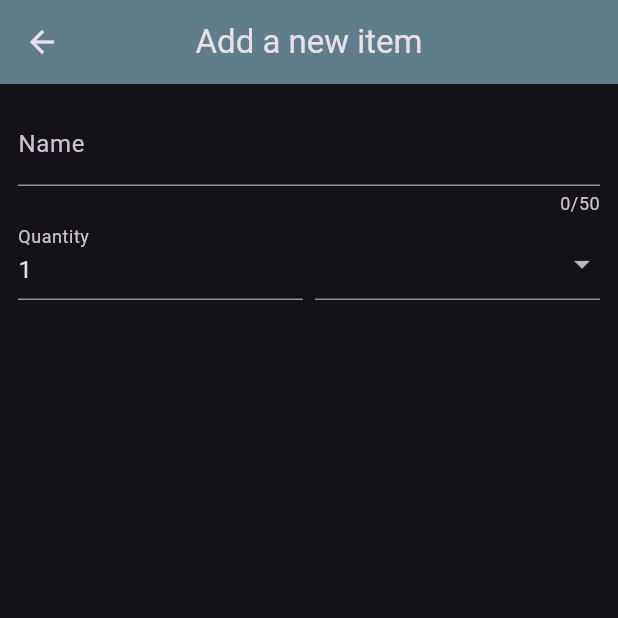
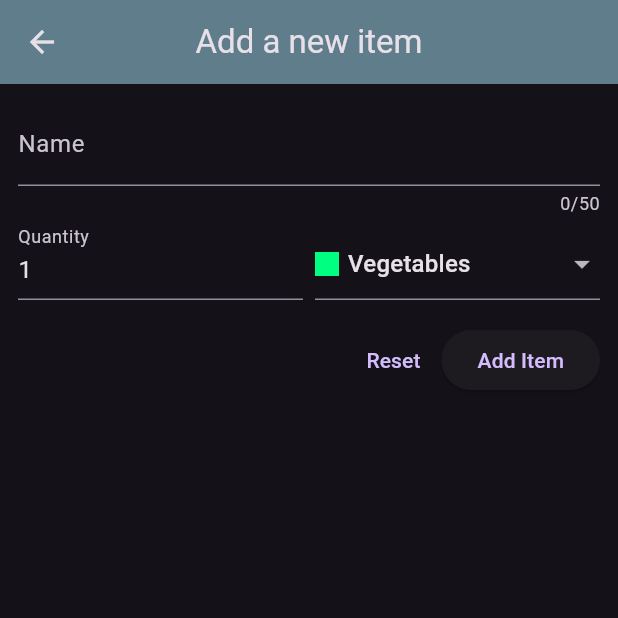
Before and after one commit to dawid3056/shopping-list-app, a Flutter app: the NewItem screen opened directly, on a phone screen of 412 x 824 dp, the top half of it. Run offline on Flutter 3.47's test engine with Material 3 defaults, Android fonts, the phone set to English and light mode, and no system bars.

Commit message:
added global key to form

```diff
--- a/lib/widgets/new_item.dart
+++ b/lib/widgets/new_item.dart
@@ -1,5 +1,6 @@
 import 'package:flutter/material.dart';
 import 'package:shopping_list_app/data/categories.dart';
+import 'package:shopping_list_app/models/category.dart';
 
 class NewItem extends StatefulWidget {
   const NewItem({super.key});
@@ -9,6 +10,17 @@ class NewItem extends StatefulWidget {
 }
 
 class _NewItemState extends State<NewItem> {
+  final _formKey = GlobalKey<FormState>();
+  var _enteredName = '';
+  var _enteredQuantity = 1;
+  var _selectedCategory = categories[Categories.vegetables]!;
+
+  void _saveItem() {
+    if (_formKey.currentState!.validate()) {
+      _formKey.currentState!.save();
+    }
+  }
+
   @override
   Widget build(BuildContext context) {
     return Scaffold(
@@ -19,6 +31,7 @@ class _NewItemState extends State<NewItem> {
       body: Padding(
         padding: const EdgeInsets.all(12),
         child: Form(
+          key: _formKey,
           child: Column(
             children: [
               TextFormField(
@@ -28,7 +41,16 @@ class _NewItemState extends State<NewItem> {
                   label: Text('Name'),
                 ),
                 validator: (value) {
-                  return 'Demo..';
+                  if (value == null ||
+                      value.isEmpty ||
+                      value.trim().length <= 1 ||
+                      value.trim().length > 50) {
+                    return 'Must be between 1 and 50 characters.';
+                  }
+                  return null;
+                },
+                onSaved: (value) {
+                  _enteredName = value!;
                 },
               ),
               Row(
@@ -36,8 +58,23 @@ class _NewItemState extends State<NewItem> {
                 children: [
                   Expanded(
                     child: TextFormField(
-                      decoration: const InputDecoration(label: Text('Quantity')),
-                      initialValue: '1',
+                      decoration: const InputDecoration(
+                        label: Text('Quantity'),
+                      ),
+                      keyboardType: TextInputType.number,
+                      initialValue: _enteredQuantity.toString(),
+                      validator: (value) {
+                        if (value == null ||
+                            value.isEmpty ||
+                            int.tryParse(value) == null ||
+                            int.tryParse(value)! <= 0) {
+                          return 'Must be a valid, positive number.';
+                        }
+                        return null;
+                      },
+                      onSaved: (value) {
+                        _enteredQuantity = int.parse(value!);
+                      },
                     ),
                   ),
                   const SizedBox(
@@ -45,6 +82,7 @@ class _NewItemState extends State<NewItem> {
                   ),
                   Expanded(
                     child: DropdownButtonFormField(
+                      value: _selectedCategory,
                       items: [
                         for (final category in categories.entries)
                           DropdownMenuItem(
@@ -62,8 +100,30 @@ class _NewItemState extends State<NewItem> {
                             ),
                           ),
                       ],
-                      onChanged: (value) {},
+                      onChanged: (value) {
+                        setState(() {
+                          _selectedCategory = value!;
+                        });
+                      },
                     ),
+                  ),
+                ],
+              ),
+              const SizedBox(
+                height: 16,
+              ),
+              Row(
+                mainAxisAlignment: MainAxisAlignment.end,
+                children: [
+                  TextButton(
+                    onPressed: () {
+                      _formKey.currentState!.reset();
+                    },
+                    child: const Text('Reset'),
+                  ),
+                  ElevatedButton(
+                    onPressed: _saveItem,
+                    child: const Text('Add Item'),
                   ),
                 ],
               ),
```
